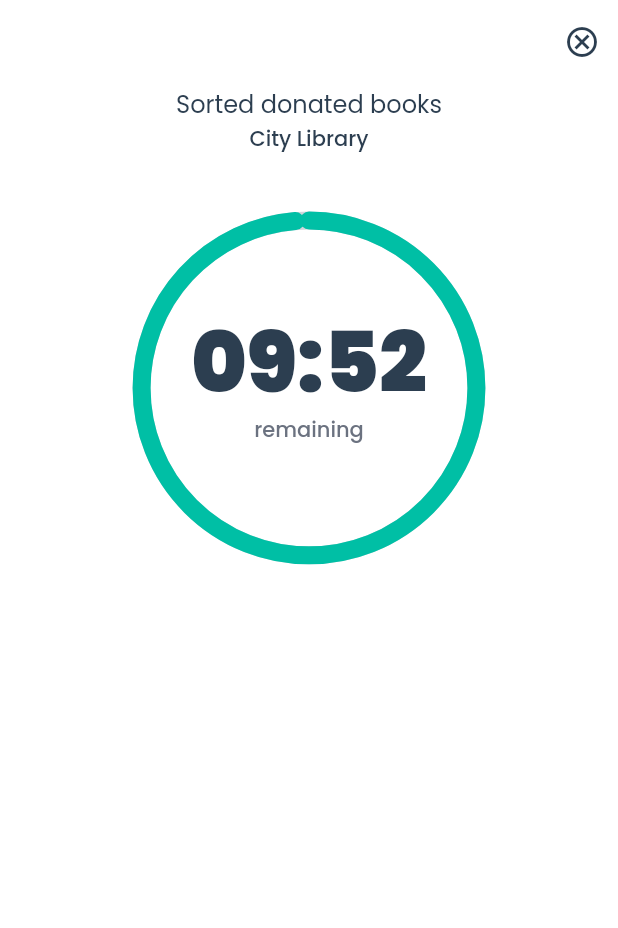
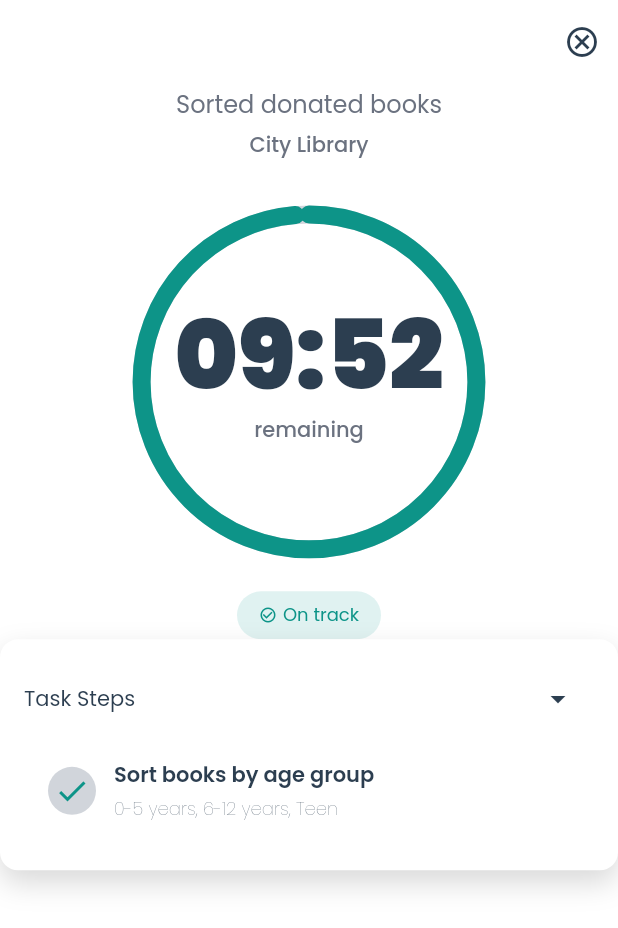
Before and after one commit to Qudrot/microdeed, a Flutter app: the screen it shows after launch, on a phone screen of 412 x 824 dp. Shown: the top 928 px of the screen. Run offline on Flutter 3.47's test engine with Material 3 defaults, Android fonts, the phone set to English and light mode, and no system bars; our stand-ins replace google_fonts.

Commit message:
create custom card fot task instruction

```diff
--- a/lib/animation/circular_timer.dart
+++ b/lib/animation/circular_timer.dart
@@ -1,9 +1,10 @@
 import 'dart:math';
 
 import 'package:flutter/material.dart';
+import 'package:microdeed/design_system/spacers.dart';
 import '../design_system/colors.dart';
 import '../design_system/styles.dart';
-import '../design_system/spacers.dart';
+
 
 class CircularTimer extends StatefulWidget {
   const CircularTimer({super.key, required this.duration});
@@ -58,7 +59,7 @@ class _CircularTimerState extends State<CircularTimer>
               return CustomPaint(
                 painter: CircleTimerPainter(
                   progress: 1 - _animationController.value,
-                  strokeWidth: 12,
+                  strokeWidth: Spacers.sm,
                 ),
                 size: Size(size, size),
               );
@@ -70,16 +71,14 @@ class _CircularTimerState extends State<CircularTimer>
               AnimatedBuilder(
                 animation: _animationController,
                 builder: (context, child) {
-                  return Text(
-                    timeRemaining,
-                    style: Styles.timerDisplay,
-                  );
+                  return Text(timeRemaining, style: Styles.timerDisplay);
                 },
               ),
-             // const SizedBox(height: 4),
               Text(
                 "remaining",
-                style: Styles.captionMedium.copyWith(color: DSColors.secondaryText),
+                style: Styles.captionMedium.copyWith(
+                  color: DSColors.secondaryText,
+                ),
               ),
             ],
           ),
@@ -93,10 +92,7 @@ class CircleTimerPainter extends CustomPainter {
   final double progress;
   final double strokeWidth;
 
-  CircleTimerPainter({
-    required this.progress,
-    required this.strokeWidth,
-  });
+  CircleTimerPainter({required this.progress, required this.strokeWidth});
 
   @override
   void paint(Canvas canvas, Size size) {
@@ -113,7 +109,7 @@ class CircleTimerPainter extends CustomPainter {
 
     // Progress arc (use design system CTA color)
     final progressPaint = Paint()
-      ..color = DSColors.ctaTeal
+      ..color = DSColors.tealMain
       ..style = PaintingStyle.stroke
       ..strokeWidth = strokeWidth
       ..strokeCap = StrokeCap.round;
@@ -131,6 +127,7 @@ class CircleTimerPainter extends CustomPainter {
 
   @override
   bool shouldRepaint(CircleTimerPainter oldDelegate) {
-    return oldDelegate.progress != progress || oldDelegate.strokeWidth != strokeWidth;
+    return oldDelegate.progress != progress ||
+        oldDelegate.strokeWidth != strokeWidth;
   }
 }
--- a/lib/design_system/spacers.dart
+++ b/lib/design_system/spacers.dart
@@ -5,12 +5,17 @@ class Spacers {
 
   static const double base = 4.0; // Base unit
 
-  static const double xs = base * 1;  // 4px
-  static const double sm = base * 2;  // 8px
-  static const double md = base * 4;  // 16px
-  static const double lg = base * 6;  // 24px
-  static const double xl = base * 8;  // 32px
+  static const double xs = base *  1;  // 4px
+  static const double ssm = base * 2;  // 8px
+  static const double sm = base *  3;  // 12px
+  static const double md = base *  4;  // 16px
+  static const double mmd = base * 5;  // 20px
+  static const double lg = base *  6;  // 24px
+  static const double xl = base *  8;  // 32px
   static const double x2l = base * 12; // 48px
+  static const double x3l = base * 16; // 64px
+  static const double x4l = base * 18; // 72px
+  static const double x5l = base * 24; // 96px
 
   // Responsive helpers (percentage of screen)
   static double responsiveWidth(BuildContext context, double fraction) {
--- a/lib/design_system/styles.dart
+++ b/lib/design_system/styles.dart
@@ -1,6 +1,7 @@
 import 'package:flutter/material.dart';
 import 'dart:ui' show FontFeature;
 import 'package:google_fonts/google_fonts.dart';
+import 'package:microdeed/design_system/spacers.dart';
 import 'colors.dart';
 
 class Styles {
@@ -30,7 +31,7 @@ class Styles {
   // Timer Display (use tabular figures so digits keep fixed width)
   static final TextStyle timerDisplay = base.copyWith(
     fontWeight: FontWeight.w900,
-    fontSize: 56,
+    fontSize: Spacers.x3l,
     height: 1.0,
   );
 
--- a/lib/design_system/themes.dart
+++ b/lib/design_system/themes.dart
@@ -36,10 +36,10 @@ ThemeData dsTheme() {
     elevatedButtonTheme: ElevatedButtonThemeData(
       style: ElevatedButton.styleFrom(
         minimumSize: const Size.fromHeight(64),
-        shape: RoundedRectangleBorder(borderRadius: BorderRadius.circular(32)),
+        shape: RoundedRectangleBorder(borderRadius: BorderRadius.circular(Spacers.xl)),
         backgroundColor: DSColors.ctaTeal,
         foregroundColor: Colors.white,
-        textStyle: Styles.bodyRegular.copyWith(fontWeight: FontWeight.w600, fontSize: 20),
+        textStyle: Styles.bodyRegular.copyWith(fontWeight: FontWeight.w600, fontSize: Spacers.mmd),
         padding: EdgeInsets.symmetric(horizontal: Spacers.lg),
         elevation: DSShadows.card[0].blurRadius,
         shadowColor: DSShadows.card[0].color,
@@ -52,7 +52,7 @@ ThemeData dsTheme() {
       elevation: DSShadows.card[0].blurRadius,
       shadowColor: DSShadows.card[0].color,
       shape: RoundedRectangleBorder(
-        borderRadius: BorderRadius.circular(12),
+        borderRadius: BorderRadius.circular(Spacers.sm),
         side: DSBorders.card,
       ),
       margin: EdgeInsets.only(bottom: Spacers.md),
--- a/lib/pages/timer_page.dart
+++ b/lib/pages/timer_page.dart
@@ -1,7 +1,10 @@
 import 'package:flutter/material.dart';
 import 'package:microdeed/animation/circular_timer.dart';
 import 'package:microdeed/design_system/colors.dart';
+import 'package:microdeed/design_system/shadows.dart';
+import 'package:microdeed/design_system/spacers.dart';
 import 'package:microdeed/design_system/styles.dart';
+import 'package:microdeed/widgets/taskcard.dart';
 
 //const Color backgroundColor = Color(0xFFF8FDF8);
 
@@ -13,6 +16,7 @@ class TimerPage extends StatefulWidget {
 }
 
 class _TimerPageState extends State<TimerPage> {
+  final isActive = false;
   @override
   Widget build(BuildContext context) {
     return SafeArea(
@@ -22,22 +26,87 @@ class _TimerPageState extends State<TimerPage> {
           //backgroundColor: DSColors.surface,
           elevation: 0,
           actions: [
-            IconButton(onPressed: () {}, icon: const Icon(Icons.cancel_outlined)),
+            IconButton(
+              onPressed: () {},
+              icon: const Icon(Icons.cancel_outlined),
+            ),
           ],
         ),
         body: Center(
           child: Column(
+            //crossAxisAlignment: CrossAxisAlignment.center,
             children: [
-              Text('Sorted donated books',
-              style: Styles.bodyRegular),
-              Text("City Library", style: Styles.captionMedium,),
-              const SizedBox(height: 32),
-              const CircularTimer(
-                duration: Duration(minutes: 10)),
-                const SizedBox(height: 32),
-                Container(
+              Text(
+                'Sorted donated books',
+                style: Styles.bodyRegular.copyWith(
+                  color: DSColors.secondaryText,
+                ),
+              ),
+              SizedBox(height: Spacers.base),
+              Text(
+                "City Library",
+                style: Styles.captionMedium.copyWith(
+                  color: DSColors.secondaryText,
+                ),
+              ),
+              const SizedBox(height: Spacers.lg),
+              const CircularTimer(duration: Duration(minutes: 10)),
+              const SizedBox(height: Spacers.md),
+              Container(
+                alignment: Alignment.center,
+                //padding: EdgeInsets.all(16),
+                width: Spacers.x5l,
+                height: Spacers.xl,
+                decoration: BoxDecoration(
+                  color: DSColors.tealLight,
+                  borderRadius: BorderRadius.circular(Spacers.mmd),
+                ),
 
+                child: Row(
+                  mainAxisAlignment: MainAxisAlignment.center,
+                  children: [
+                    Icon(
+                      Icons.check_circle_outline,
+                      color: DSColors.tealMain,
+                      size: Spacers.sm,
+                    ),
+                    SizedBox(width: Spacers.base),
+                    Text(
+                      "On track",
+                      style: Styles.microSmall.copyWith(
+                        color: DSColors.tealMain,
+                      ),
+                    ),
+                  ],
                 ),
+              ),
+              Container(
+                decoration: BoxDecoration(
+                  color: DSColors.surface,
+                  //border: OutlinedBorder
+                  borderRadius: BorderRadius.circular(Spacers.sm),
+                  boxShadow: DSShadows.elevated,
+                ),
+                padding: EdgeInsets.all(Spacers.md),
+                child: Column(
+                  children: [
+                    Row(
+                      children: [
+                        Text("Task Steps", style: Styles.base),
+                        Spacer(),
+                        IconButton(
+                          onPressed: () {},
+                          icon: Icon(
+                            Icons.arrow_drop_down,
+                            color: DSColors.primaryText,
+                          ),
+                        ),
+                      ],
+                    ),
+                    TaskCard(),
+                  ],
+                ),
+              ),
             ],
           ),
         ),
--- /dev/null
+++ b/lib/widgets/task.dart
@@ -0,0 +1,65 @@
+import 'package:flutter/material.dart';
+import 'package:microdeed/design_system/colors.dart';
+import 'package:microdeed/design_system/spacers.dart';
+import 'package:microdeed/design_system/styles.dart';
+
+class TaskCard extends StatelessWidget {
+  const TaskCard({super.key, required this.isActive, required this.isDone});
+
+  final bool isActive;
+  final bool isDone;
+
+  @override
+  Widget build(BuildContext context) {
+    return Container(
+      margin: const EdgeInsets.all(Spacers.ssm),
+      padding: const EdgeInsets.all(Spacers.ssm),
+      decoration: BoxDecoration(
+        border: isActive
+            ? Border.all(color: DSColors.tealMain, width: 1)
+            : Border(bottom: BorderSide.none),
+        borderRadius: BorderRadius.circular(Spacers.ssm),
+      ),
+      child: Row(
+        spacing: Spacers.sm,
+        children: [
+          // check if a task is complete
+          Container(
+                  alignment: Alignment.center,
+                  width: Spacers.xl,
+                  height: Spacers.xl,
+                  decoration: BoxDecoration(
+                    color: DSColors.inactive,
+                    shape: BoxShape.circle,
+                  ),
+                  child: isDone? Text("assets/check.png") : Text(
+                    "2",
+                    style: Styles.captionMedium.copyWith(
+                      color: DSColors.surface,
+                      fontWeight: FontWeight.bold,
+                    ),
+                  ),
+                )
+              ,
+
+          Column(
+            crossAxisAlignment: CrossAxisAlignment.start,
+            spacing: Spacers.base,
+            children: [
+              Text(
+                "Sort books by age group",
+                style: Styles.captionMedium.copyWith(
+                  fontWeight: FontWeight.w600,
+                ),
+              ),
+              Text(
+                "0-5 years, 6-12 years, Teen",
+                style: Styles.microSmall.copyWith(fontWeight: FontWeight.w200),
+              ),
+            ],
+          ),
+        ],
+      ),
+    );
+  }
+}
--- /dev/null
+++ b/lib/widgets/taskcard.dart
@@ -0,0 +1,76 @@
+import 'package:flutter/material.dart';
+import 'package:microdeed/design_system/colors.dart';
+import 'package:microdeed/design_system/spacers.dart';
+import 'package:microdeed/design_system/styles.dart';
+
+class TaskCard extends StatelessWidget {
+  const TaskCard({super.key,});
+
+
+
+  @override
+  final bool isActive = false;
+  final bool isDone = true;
+  Widget build(BuildContext context) {
+    return Container(
+      margin: const EdgeInsets.all(Spacers.ssm),
+      padding: const EdgeInsets.all(Spacers.ssm),
+      decoration: BoxDecoration(
+        border: isActive
+            ? Border.all(color: DSColors.tealMain, width: 1)
+            : Border(bottom: BorderSide.none),
+        borderRadius: BorderRadius.circular(Spacers.ssm),
+      ),
+      child: Row(
+        spacing: Spacers.sm,
+        children: [
+          // check if a task is complete
+          isDone
+              ? Container(
+                  alignment: Alignment.center,
+                  width: Spacers.xl,
+                  height: Spacers.xl,
+                  decoration: BoxDecoration(
+                    color: DSColors.inactive,
+                    shape: BoxShape.circle,
+                  ),
+                  child: Icon(Icons.check, color: DSColors.tealMain,)
+                )
+              : Container(
+                  alignment: Alignment.center,
+                  width: Spacers.xl,
+                  height: Spacers.xl,
+                  decoration: BoxDecoration(
+                    color: DSColors.tealMain,
+                    shape: BoxShape.circle,
+                  ),
+                  child: Text(
+                    "2",
+                    style: Styles.captionMedium.copyWith(
+                      color: DSColors.surface,
+                      fontWeight: FontWeight.bold,
+                    ),
+                  ),
+                ),
+
+          Column(
+            crossAxisAlignment: CrossAxisAlignment.start,
+            spacing: Spacers.base,
+            children: [
+              Text(
+                "Sort books by age group",
+                style: Styles.captionMedium.copyWith(
+                  fontWeight: FontWeight.w600,
+                ),
+              ),
+              Text(
+                "0-5 years, 6-12 years, Teen",
+                style: Styles.microSmall.copyWith(fontWeight: FontWeight.w200),
+              ),
+            ],
+          ),
+        ],
+      ),
+    );
+  }
+}
--- a/pubspec.yaml
+++ b/pubspec.yaml
@@ -61,8 +61,6 @@ flutter:
 
   # To add assets to your application, add an assets section, like this:
   # assets:
-  #   - images/a_dot_burr.jpeg
-  #   - images/a_dot_ham.jpeg
 
   # An image asset can refer to one or more resolution-specific "variants", see
   # https://flutter.dev/to/resolution-aware-images
```
Also changed, not shown: lib/7. Timer _ Check-In Flow.png (added), lib/assets/icons/check.png (added).
